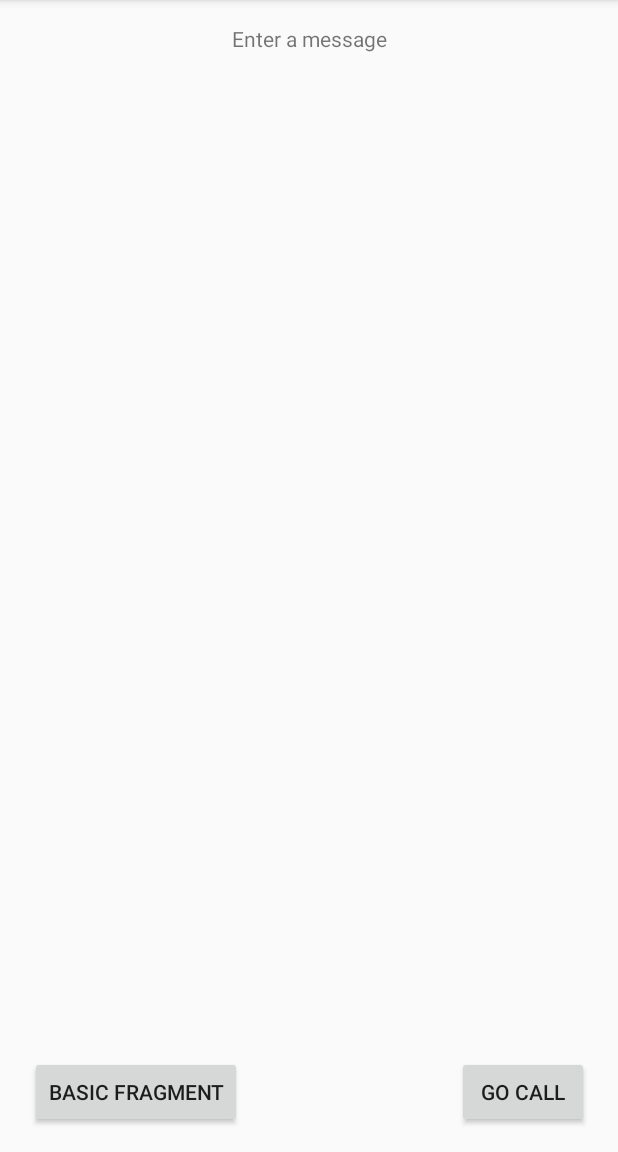
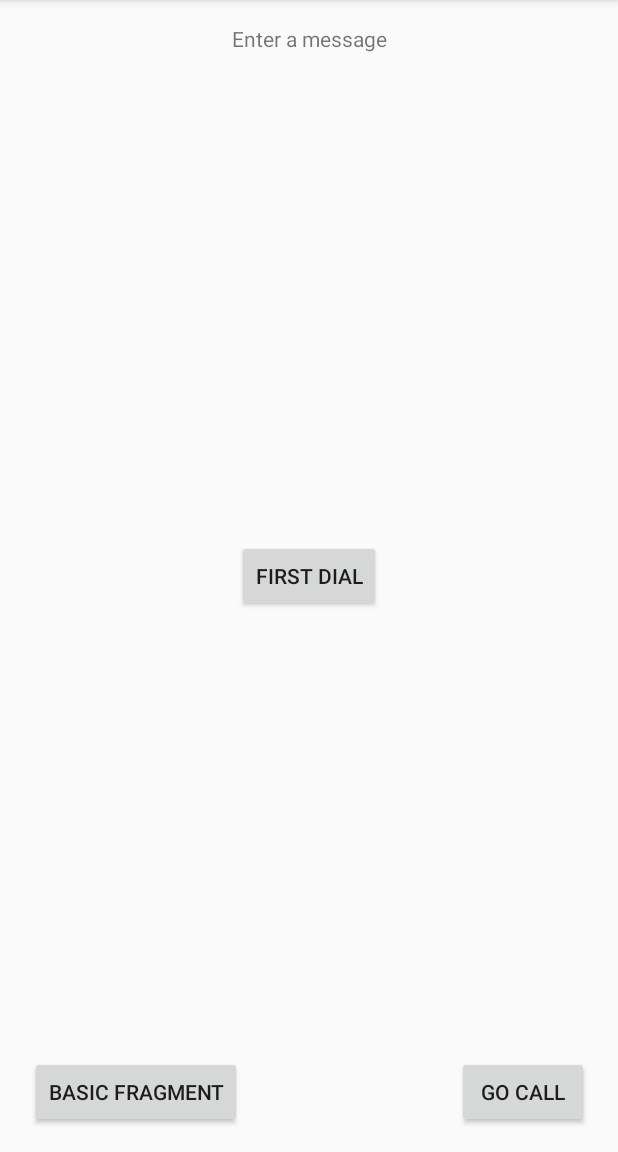
Before and after one commit to muhnurwahid/Android, an Android app: the DisplayMessageActivity screen opened directly, with no data from a screen before it, on a phone screen of 412 x 824 dp, the part 84-1236 px from its top. Run offline under Robolectric (Android 15) with nearby library versions, the phone set to English and light mode, and no system bars.

Commit message:
Interacting with other apps

```diff
--- a/AndroidStudioProjects/AndroidTraining/MyFirstApp/app/src/main/AndroidManifest.xml
+++ b/AndroidStudioProjects/AndroidTraining/MyFirstApp/app/src/main/AndroidManifest.xml
@@ -37,6 +37,7 @@
                 android:name="android.support.PARENT_ACTIVITY"
                 android:value=".DisplayMessageActivity" />
         </activity>
+        <activity android:name=".interactingotherapps.First"></activity>
     </application>
 
 </manifest>
--- a/AndroidStudioProjects/AndroidTraining/MyFirstApp/app/src/main/java/com/example/DisplayMessageActivity.java
+++ b/AndroidStudioProjects/AndroidTraining/MyFirstApp/app/src/main/java/com/example/DisplayMessageActivity.java
@@ -12,6 +12,7 @@ import android.widget.EditText;
 import android.widget.TextView;
 
 import com.example.fragments.MainFragment;
+import com.example.interactingotherapps.First;
 import com.example.savingdata.Calc;
 
 public class DisplayMessageActivity extends AppCompatActivity {
@@ -45,4 +46,9 @@ public class DisplayMessageActivity extends AppCompatActivity {
         Intent intent = new Intent(this,Calc.class);
         startActivity(intent);
     }
+
+    public void goFirstDial(View view){
+        Intent intent = new Intent(this,First.class);
+        startActivity(intent);
+    }
 }
--- a/AndroidStudioProjects/AndroidTraining/MyFirstApp/app/src/main/res/layout/activity_display_message.xml
+++ b/AndroidStudioProjects/AndroidTraining/MyFirstApp/app/src/main/res/layout/activity_display_message.xml
@@ -40,4 +40,15 @@
         app:layout_constraintHorizontal_bias="0.941"
         android:layout_marginBottom="16dp" />
 
+    <Button
+        android:id="@+id/btn_first_dial"
+        android:layout_width="wrap_content"
+        android:layout_height="wrap_content"
+        android:onClick="goFirstDial"
+        android:text="@string/go_first_dial"
+        app:layout_constraintBottom_toBottomOf="parent"
+        app:layout_constraintLeft_toLeftOf="parent"
+        app:layout_constraintRight_toRightOf="parent"
+        app:layout_constraintTop_toTopOf="parent" />
+
 </android.support.constraint.ConstraintLayout>
--- a/AndroidStudioProjects/AndroidTraining/MyFirstApp/app/src/main/res/values/strings.xml
+++ b/AndroidStudioProjects/AndroidTraining/MyFirstApp/app/src/main/res/values/strings.xml
@@ -5,4 +5,5 @@
     <string name="basic_fragments">Basic Fragment</string>
     <string name="preference_file_key">com.example.savingdata.EXAMPLE</string>
     <string name="go_cal">Go CALL</string>
+    <string name="go_first_dial">First Dial</string>
 </resources>
```
Also changed, not shown: AndroidStudioProjects/AndroidTraining/MyFirstApp/app/src/main/java/com/example/interactingotherapps/First.java (added, +25 -0 lines).
